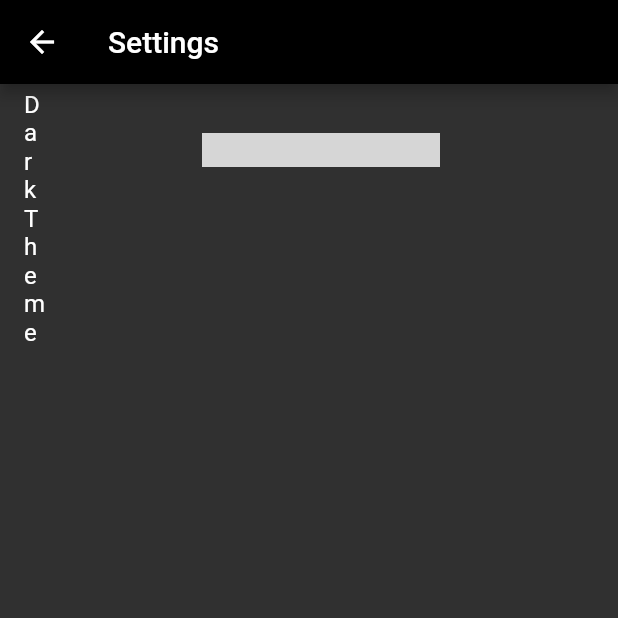
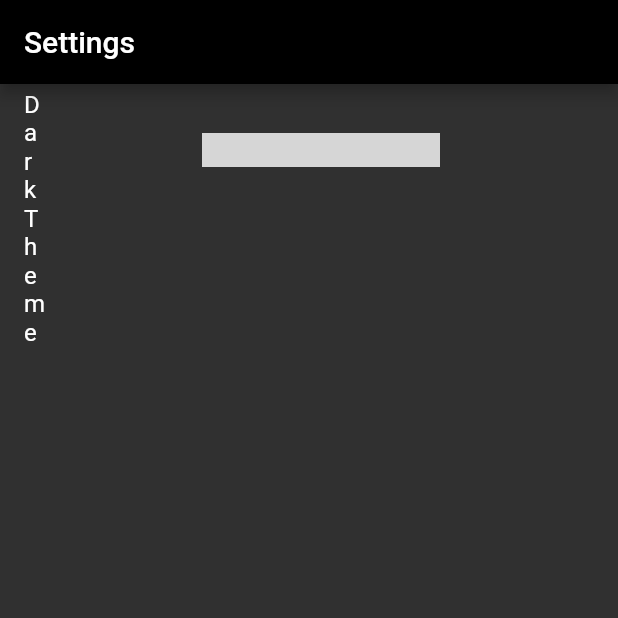
Before and after one commit to MiguelYann/RooforAll, a Flutter app: the SettingsPage screen opened directly, on a phone screen of 412 x 824 dp, the top half of it. Run offline on Flutter 3.47's test engine with Material 2 defaults, Android fonts, the phone set to English and light mode, and no system bars; our stand-ins replace dio, flutter_svg, shared_preferences; missing offline and left inert: day_night_switch; accounts and stored records are empty; network calls fail; grey boxes are pictures that could not be loaded.

Commit message:
(FIX) fixing color dark mode for homecreen and delete back button

```diff
--- a/lib/main.dart
+++ b/lib/main.dart
@@ -7,6 +7,7 @@ import 'package:rooforall/ui/resources/utils/theme_notif.dart';
 import 'package:shared_preferences/shared_preferences.dart';
 
 import 'ui/pages/home.dart';
+import 'ui/resources/utils/utils.dart';
 import 'ui/resources/widgets/bottom_navigation.dart';
 
 void main() {
@@ -15,7 +16,7 @@ void main() {
     var darkModeOn = prefs.getBool('darkMode') ?? true;
     runApp(
       ChangeNotifierProvider<ThemeNotif>(
-        create: (_) => ThemeNotif(darkModeOn ? darkTheme : lightTheme),
+        create: (_) => ThemeNotif(darkModeOn ? Utils.darktheme : Utils.lightTheme),
         child: MyApp(),
       ),
     );
--- a/lib/ui/pages/profile.dart
+++ b/lib/ui/pages/profile.dart
@@ -14,7 +14,10 @@ class ProfilePage extends StatelessWidget {
       body: Container(
         child: Center(child: text),
       ),
-      appBar: AppBar(title: text),
+      appBar: AppBar(
+        title: text,
+        automaticallyImplyLeading: false,
+      ),
     );
   }
 }
--- a/lib/ui/pages/setting.dart
+++ b/lib/ui/pages/setting.dart
@@ -1,8 +1,8 @@
 import 'package:day_night_switch/day_night_switch.dart';
 import 'package:flutter/material.dart';
 import 'package:provider/provider.dart';
-import 'package:rooforall/ui/resources/utils/theme.dart';
 import 'package:rooforall/ui/resources/utils/theme_notif.dart';
+import 'package:rooforall/ui/resources/utils/utils.dart';
 import 'package:shared_preferences/shared_preferences.dart';
 import 'package:flutter/widgets.dart';
 
@@ -16,10 +16,11 @@ class _SettingsPageState extends State<SettingsPage> {
   @override
   Widget build(BuildContext context) {
     final themeNotifier = Provider.of<ThemeNotif>(context);
-    _darkTheme = (themeNotifier.getTheme() == darkTheme);
+    _darkTheme = (themeNotifier.getTheme() == Utils.darktheme);
     return Scaffold(
       appBar: AppBar(
         title: Text('Settings'),
+        automaticallyImplyLeading: false,
       ),
       body: ListView(
         children: <Widget>[
@@ -46,7 +47,7 @@ class _SettingsPageState extends State<SettingsPage> {
 
 
   void onThemeChanged(bool value, ThemeNotif themeNotif) async {
-    (value) ? themeNotif.setTheme(darkTheme) : themeNotif.setTheme(lightTheme);
+    (value) ? themeNotif.setTheme(Utils.darktheme) : themeNotif.setTheme(Utils.lightTheme);
     var prefs = await SharedPreferences.getInstance();
     prefs.setBool('darkMode', value);
   }
--- a/lib/ui/resources/utils/theme.dart
+++ b/lib/ui/resources/utils/theme.dart
@@ -1,22 +1,2 @@
 import 'package:flutter/material.dart';
 import 'package:rooforall/ui/resources/utils/utils.dart';
-
-final darkTheme = ThemeData(
-  primarySwatch: Colors.grey,
-  primaryColor: Colors.black,
-  brightness: Brightness.dark,
-  backgroundColor: const Color(0xFF212121),
-  accentColor: Colors.grey,
-  accentIconTheme: IconThemeData(color: Colors.black),
-  dividerColor: Colors.black12,
-);
-
-final lightTheme = ThemeData(
-  primarySwatch: Colors.grey,
-  primaryColor: Colors.white,
-  brightness: Brightness.light,
-  backgroundColor: Utils.customGreenColor,
-  accentColor: Colors.black,
-  accentIconTheme: IconThemeData(color: Colors.white),
-  dividerColor: Colors.white54,
-);
--- a/lib/ui/resources/utils/utils.dart
+++ b/lib/ui/resources/utils/utils.dart
@@ -1,9 +1,26 @@
 import 'package:flutter/material.dart';
 
 class Utils {
-
-
   static const Color customGreenColor = const Color(0xFF00BFA6);
   static const Color customPurpleColor = const Color(0xFF29264E);
   static const String customFont = "SFPro";
+  static final darktheme = ThemeData(
+    primarySwatch: Colors.grey,
+    primaryColor: Colors.black,
+    brightness: Brightness.dark,
+    backgroundColor: const Color(0xFF212121),
+    accentColor: Colors.grey,
+    accentIconTheme: IconThemeData(color: Colors.black),
+    dividerColor: Colors.black12,
+  );
+
+  static final lightTheme = ThemeData(
+    primarySwatch: Colors.grey,
+    primaryColor: Colors.white,
+    brightness: Brightness.light,
+    backgroundColor: Utils.customGreenColor,
+    accentColor: Colors.black,
+    accentIconTheme: IconThemeData(color: Colors.white),
+    dividerColor: Colors.white54,
+  );
 }
```
Also changed, not shown: lib/ui/pages/home.dart (+9 -4 lines).
